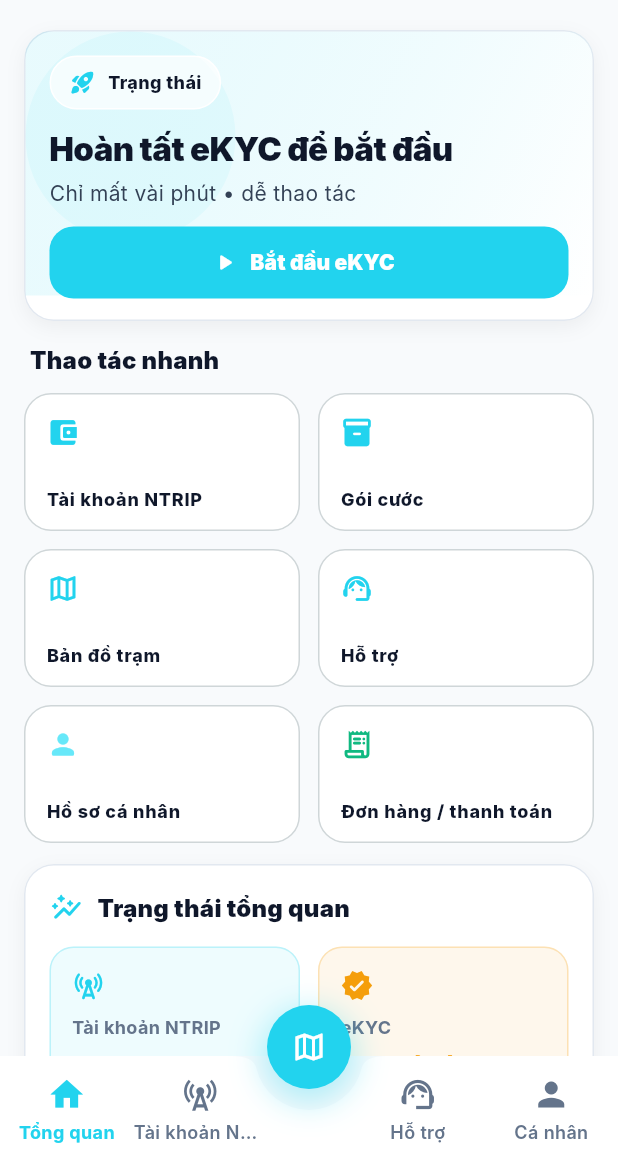
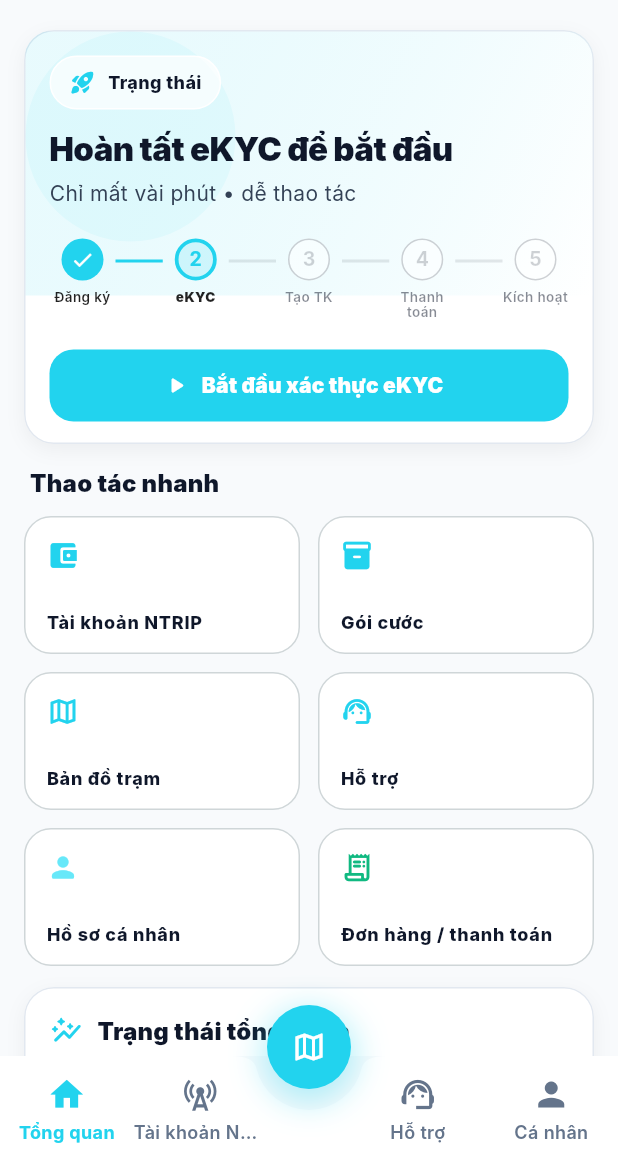
Before and after one commit to toannghia/dtals_thanh, a Flutter app: the EndUserDashboard screen opened by its route, on a phone screen of 412 x 824 dp, the part 72-1236 px from its top. Run offline on Flutter 3.47's test engine with Material 3 defaults, Android fonts, the light colour scheme and no system bars; our stand-ins replace camera, dio, firebase_core, firebase_messaging, fl_chart, flutter_map and 11 more; missing offline and left inert: flutter_map_tile_caching, image_gallery_saver_plus, webview_flutter_android, webview_flutter_wkwebview; accounts and stored records are empty; generated files the repository leaves out were written again; network calls fail; Roboto replaces fonts that are missing (Inter); statements that could not run were skipped.

```diff
--- a/dtals_mobile/lib/features/auth/presentation/providers/auth_provider.dart
+++ b/dtals_mobile/lib/features/auth/presentation/providers/auth_provider.dart
@@ -1,8 +1,16 @@
 import 'package:dio/dio.dart';
 import 'package:flutter/foundation.dart';
 import 'package:flutter_riverpod/flutter_riverpod.dart';
+import 'dart:async';
+import '../../../../core/network/api_client.dart';
 import '../../../../core/storage/secure_storage.dart';
 import '../../data/auth_repository.dart';
+import '../../../../features/end_user/dashboard/presentation/providers/dashboard_provider.dart';
+import '../../../../features/end_user/ntrip_accounts/presentation/providers/ntrip_accounts_provider.dart';
+import '../../../../features/end_user/orders/presentation/providers/orders_provider.dart';
+import '../../../../features/end_user/support/presentation/providers/support_providers.dart';
+import '../../../../features/profile/presentation/providers/profile_provider.dart';
+import '../../../../features/notifications/presentation/providers/notification_provider.dart';
 
 enum AuthStatus { initial, authenticated, unauthenticated, loading }
 
@@ -26,8 +34,20 @@
   final SecureStorage _storage = SecureStorage();
   final AuthRepository _repository = AuthRepository();
 
+  StreamSubscription<void>? _unauthorizedSub;
+
   @override
   AuthState build() {
+    _unauthorizedSub = ApiClient.unauthorizedStream.stream.listen((_) {
+      if (state.status != AuthStatus.unauthenticated) {
+        logout();
+      }
+    });
+
+    ref.onDispose(() {
+      _unauthorizedSub?.cancel();
+    });
+
     checkAuth();
     return AuthState.initial();
   }
@@ -124,6 +144,12 @@
 
   Future<void> logout() async {
     await _storage.deleteToken();
+    ref.invalidate(dashboardProvider);
+    ref.invalidate(ntripAccountsProvider);
+    ref.invalidate(ordersProvider);
+    ref.invalidate(supportTicketsProvider);
+    ref.invalidate(profileProvider);
+    ref.invalidate(notificationListProvider);
     state = AuthState(status: AuthStatus.unauthenticated);
   }
 }
--- a/dtals_mobile/lib/features/end_user/dashboard/data/dashboard_repository.dart
+++ b/dtals_mobile/lib/features/end_user/dashboard/data/dashboard_repository.dart
@@ -1,3 +1,4 @@
+import 'dart:convert';
 import 'package:flutter/foundation.dart';
 import 'package:dio/dio.dart';
 import '../../../../../core/network/api_client.dart';
@@ -15,7 +16,17 @@
     // 1. Fetch eKYC Status
     try {
       final ekycRes = await _apiClient.dio.get('/ekyc/status');
-      ekycStatus = ekycRes.data['kycStatus'] ?? ekycRes.data['status'] ?? 'NONE';
+      final data = ekycRes.data;
+      if (data is Map) {
+        ekycStatus = data['kycStatus']?.toString() ?? data['status']?.toString() ?? 'NONE';
+      } else if (data is String) {
+        try {
+          final decoded = jsonDecode(data);
+          if (decoded is Map) {
+            ekycStatus = decoded['kycStatus']?.toString() ?? decoded['status']?.toString() ?? 'NONE';
+          }
+        } catch (_) {}
+      }
     } on DioException catch (e) {
       if (e.response?.statusCode != 404) {
         debugPrint('Error fetching eKYC status: $e');
--- a/dtals_mobile/lib/features/end_user/dashboard/data/models/dashboard_overview.dart
+++ b/dtals_mobile/lib/features/end_user/dashboard/data/models/dashboard_overview.dart
@@ -23,10 +23,10 @@
   bool get isKycVerified => ekycStatus == 'APPROVED' || ekycStatus == 'VERIFIED';
 
   int get activeStep {
-    if (!isKycVerified) return 1;
-    if (pendingOrdersCount > 0) return 3;
-    if (ntripCount == 0) return 2;
-    return 4;
+    if (!isKycVerified) return 2; // Step 2: eKYC (Step 1 is Register, already done)
+    if (pendingOrdersCount > 0) return 4; // Step 4: Payment
+    if (ntripCount == 0) return 3; // Step 3: Create NTRIP
+    return 5; // Step 5: Active
   }
 }
 
--- a/dtals_mobile/lib/features/end_user/dashboard/presentation/screens/end_user_dashboard.dart
+++ b/dtals_mobile/lib/features/end_user/dashboard/presentation/screens/end_user_dashboard.dart
@@ -110,23 +110,23 @@
 
     final int step = data.activeStep;
     final String stepTitle = switch (step) {
-      1 => 'Hoàn tất eKYC để bắt đầu',
-      2 => 'Tạo tài khoản NTRIP của bạn',
-      3 => 'Kích hoạt gói cước',
+      2 => 'Hoàn tất eKYC để bắt đầu',
+      3 => 'Tạo tài khoản NTRIP của bạn',
+      4 => 'Kích hoạt gói cước',
       _ => 'Sẵn sàng sử dụng dịch vụ',
     };
 
     final String stepSubtitle = switch (step) {
-      1 => 'Chỉ mất vài phút • dễ thao tác',
-      2 => 'Chọn gói phù hợp • thanh toán nhanh',
-      3 => 'Kiểm tra thông tin • thanh toán 1 lần',
+      2 => 'Chỉ mất vài phút • dễ thao tác',
+      3 => 'Chọn gói phù hợp • thanh toán nhanh',
+      4 => 'Kiểm tra thông tin • thanh toán 1 lần',
       _ => 'Mọi thứ đã sẵn sàng • bạn có thể quản lý ngay',
     };
 
     final Color accent = switch (step) {
-      1 => AppTheme.primaryColor,
       2 => AppTheme.primaryColor,
-      3 => AppTheme.warningColor,
+      3 => AppTheme.primaryColor,
+      4 => AppTheme.primaryColor,
       _ => AppTheme.successColor,
     };
 
@@ -210,7 +210,9 @@
                         color: subtitleColor,
                       ),
                 ),
-                const SizedBox(height: 12),
+                const SizedBox(height: 20),
+                _buildProcessStepper(context, step, isDark, accent),
+                const SizedBox(height: 20),
                 Row(
                   children: [
                     Expanded(
@@ -218,15 +220,15 @@
                         height: 48,
                         child: FilledButton.icon(
                           onPressed: () {
-                            if (step == 1) {
+                            if (step == 2) {
                               context.push('/user/ekyc');
                               return;
                             }
-                            if (step == 2) {
+                            if (step == 3) {
                               context.push('/user/ntrip-accounts');
                               return;
                             }
-                            if (step == 3) {
+                            if (step == 4) {
                               context.push('/user/orders');
                               return;
                             }
@@ -242,10 +244,10 @@
                           icon: const Icon(Icons.play_arrow_rounded),
                           label: Text(
                             switch (step) {
-                              1 => 'Bắt đầu eKYC',
-                              2 => 'Tạo tài khoản NTRIP',
-                              3 => 'Thanh toán & kích hoạt',
-                              _ => 'Quản lý dịch vụ',
+                              2 => 'Bắt đầu xác thực eKYC',
+                              3 => 'Tạo tài khoản NTRIP ngay',
+                              4 => 'Thanh toán đơn hàng',
+                              _ => 'Quản lý tài khoản NTRIP',
                             },
                             style: const TextStyle(fontWeight: FontWeight.w900),
                           ),
@@ -259,6 +261,86 @@
           ),
         ],
       ),
+    );
+  }
+
+  Widget _buildProcessStepper(BuildContext context, int currentStep, bool isDark, Color currentAccent) {
+    final cs = Theme.of(context).colorScheme;
+    final steps = ['Đăng ký', 'eKYC', 'Tạo TK', 'Thanh toán', 'Kích hoạt'];
+
+    return Row(
+      crossAxisAlignment: CrossAxisAlignment.start,
+      children: List.generate(steps.length * 2 - 1, (index) {
+        if (index.isOdd) {
+          // Divider
+          final prevStep = (index ~/ 2) + 1;
+          final isPassed = prevStep < currentStep;
+          return Expanded(
+            child: Container(
+              margin: const EdgeInsets.only(top: 14),
+              height: 2,
+              color: isPassed ? currentAccent : cs.onSurface.withOpacity(isDark ? 0.2 : 0.1),
+            ),
+          );
+        }
+
+        // Node
+        final stepIndex = index ~/ 2;
+        final stepNum = stepIndex + 1;
+        final isActive = stepNum == currentStep;
+        final isPassed = stepNum < currentStep;
+
+        final color = isPassed
+            ? currentAccent
+            : isActive
+                ? currentAccent
+                : cs.onSurface.withOpacity(isDark ? 0.3 : 0.2);
+
+        return SizedBox(
+          width: 44, // Slightly smaller to fit 5 steps
+          child: Column(
+            children: [
+              Container(
+                width: 28,
+                height: 28,
+                decoration: BoxDecoration(
+                  shape: BoxShape.circle,
+                  color: isPassed ? color : (isActive ? color.withOpacity(0.15) : cs.surface.withOpacity(0.5)),
+                  border: Border.all(
+                    color: isPassed ? Colors.transparent : color,
+                    width: isActive ? 2.5 : 1,
+                  ),
+                ),
+                child: Center(
+                  child: isPassed
+                      ? const Icon(Icons.check, size: 16, color: Colors.white)
+                      : Text(
+                          stepNum.toString(),
+                          style: TextStyle(
+                            fontSize: 13,
+                            fontWeight: FontWeight.bold,
+                            color: isActive ? color : color
+                          )
+                        ),
+                ),
+              ),
+              const SizedBox(height: 6),
+              Text(
+                steps[stepIndex],
+                textAlign: TextAlign.center,
+                maxLines: 2,
+                overflow: TextOverflow.visible,
+                style: TextStyle(
+                  fontSize: 9,
+                  height: 1.1,
+                  fontWeight: isActive ? FontWeight.w900 : FontWeight.w600,
+                  color: (isActive || isPassed) ? (isDark ? Colors.white : Colors.black87) : cs.onSurface.withOpacity(0.5)
+                )
+              )
+            ],
+          ),
+        );
+      }),
     );
   }
 
```
